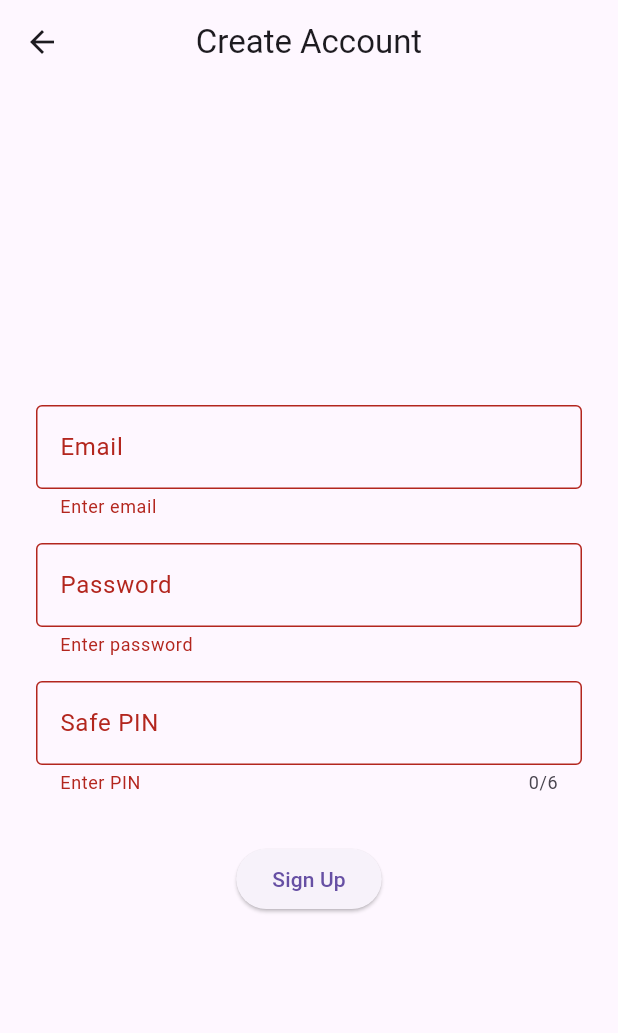
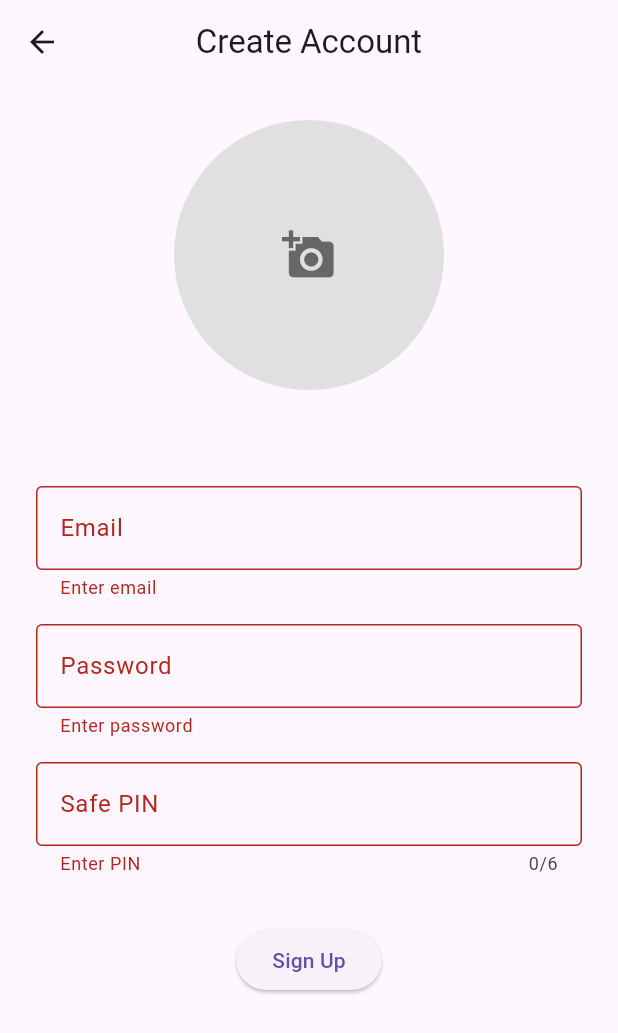
Before and after one commit to Hansenyao/locktalk_app, a Flutter app: the SignupPage screen opened by its route, after a tap on "Sign Up", on a phone screen of 412 x 824 dp. Shown: the top 1033 px of the screen. Run offline on Flutter 3.47's test engine with Material 3 defaults, Android fonts, the phone set to English and light mode, and no system bars; our stand-ins replace cloud_firestore, firebase_auth, firebase_core, firebase_storage, image_picker; missing offline and left inert: firebase_ui_auth, pointycastle; accounts and stored records are empty.

Commit message:
add avator widget

```diff
--- a/lib/pages/signin_page.dart
+++ b/lib/pages/signin_page.dart
@@ -29,7 +29,7 @@ class _SigninPageState extends State<SigninPage> {
   void handleSignIn(BuildContext context) async {
     if (_formKey.currentState!.validate()) {
       try {
-        User? user = await firebase_signIn(
+        User? user = await firebaseSignIn(
           _emailController.text,
           _passwordController.text,
         );
--- a/lib/pages/signup_page.dart
+++ b/lib/pages/signup_page.dart
@@ -1,7 +1,10 @@
+import 'dart:io';
 import 'package:flutter/material.dart';
 import 'package:firebase_auth/firebase_auth.dart';
+import 'package:image_picker/image_picker.dart';
 import 'package:locktalk_app/crypto/ecc.dart';
 import 'package:locktalk_app/models/contact.dart';
+import 'package:locktalk_app/widgets/avatar_picker.dart';
 import 'package:locktalk_app/pages/routes.dart' as routes;
 import 'package:locktalk_app/firebase_functions.dart';
 
@@ -19,6 +22,9 @@ class _SignupPageState extends State<SignupPage> {
   final TextEditingController _passwordController = TextEditingController();
   final TextEditingController _pinController = TextEditingController();
 
+  File? _avatarFile;
+  bool _loading = false;
+
   void showError(BuildContext context, String message) {
     ScaffoldMessenger.of(context).showSnackBar(
       SnackBar(
@@ -30,7 +36,10 @@ class _SignupPageState extends State<SignupPage> {
   }
 
   void handleSignUp(BuildContext context) async {
-    if (_formKey.currentState!.validate()) {
+    if (!_formKey.currentState!.validate()) return;
+
+    setState(() => _loading = true);
+
     try {
       // Create keypair for user
       final pin = _pinController.text;
@@ -46,12 +55,16 @@ class _SignupPageState extends State<SignupPage> {
 
       // Success or failed
       if (user != null) {
+        // Upload avatar
+        final avatarUrl = await firebaseUploadAvatar(_avatarFile!, user.uid);
+
         // Add new user to firebase
         var newContact = Contact(
           userId: user.uid,
           name: user.displayName!,
           email: user.email!,
           pubkey: pubBase64,
+          avatarUrl: avatarUrl,
         );
 
         // Add new contact to firebase
@@ -65,7 +78,8 @@ class _SignupPageState extends State<SignupPage> {
     } catch (e) {
       if (!mounted) return;
       showError(context, "Sign up error: ${e.toString()}");
-      }
+    } finally {
+      if (mounted) setState(() => _loading = false);
     }
   }
 
@@ -73,9 +87,22 @@ class _SignupPageState extends State<SignupPage> {
   Widget build(BuildContext context) {
     return Scaffold(
       appBar: AppBar(title: Text('Create Account'), centerTitle: true),
-      body: Padding(
+      body: SingleChildScrollView(
         padding: const EdgeInsets.all(24.0),
-        child: Form(
+        child: Column(
+          children: [
+            // Avatar
+            AvatarPicker(
+              initialUrl: null,
+              onImagePicked: (file) {
+                _avatarFile = file;
+              },
+            ),
+
+            SizedBox(height: 64),
+
+            // User Sign Up Form
+            Form(
               key: _formKey,
               child: Column(
                 mainAxisAlignment: MainAxisAlignment.center,
@@ -104,7 +131,8 @@ class _SignupPageState extends State<SignupPage> {
                     ),
                     obscureText: true,
                     validator: (value) {
-                  if (value == null || value.isEmpty) return "Enter password";
+                      if (value == null || value.isEmpty)
+                        return "Enter password";
                       if (value.length < 6) return "Password too short";
                       return null;
                     },
@@ -127,13 +155,17 @@ class _SignupPageState extends State<SignupPage> {
                     },
                   ),
                   SizedBox(height: 32),
-              ElevatedButton(
+                  _loading
+                      ? CircularProgressIndicator()
+                      : ElevatedButton(
                           onPressed: () => handleSignUp(context),
                           child: Text("Sign Up"),
                         ),
                 ],
               ),
             ),
+          ],
+        ),
       ),
     );
   }
--- /dev/null
+++ b/lib/widgets/avatar_picker.dart
@@ -0,0 +1,105 @@
+import 'dart:io';
+import 'package:flutter/material.dart';
+import 'package:image_picker/image_picker.dart';
+
+class AvatarPicker extends StatefulWidget {
+  final String? initialUrl;
+  final void Function(File?) onImagePicked;
+  final double size;
+
+  const AvatarPicker({
+    super.key,
+    this.initialUrl,
+    required this.onImagePicked,
+    this.size = 90,
+  });
+
+  @override
+  State<AvatarPicker> createState() => _AvatarPickerState();
+}
+
+class _AvatarPickerState extends State<AvatarPicker> {
+  File? _selectedFile;
+  final ImagePicker _picker = ImagePicker();
+
+  // Select avatar photo from gallery
+  Future<void> _pickFromGallery() async {
+    final picked = await _picker.pickImage(
+      source: ImageSource.gallery,
+      maxWidth: 512,
+      maxHeight: 512,
+      imageQuality: 85,
+    );
+
+    if (picked != null) {
+      setState(() => _selectedFile = File(picked.path));
+      widget.onImagePicked(_selectedFile);
+    }
+  }
+
+  // Create a avator by taking a photo
+  Future<void> _takePhoto() async {
+    final picked = await _picker.pickImage(
+      source: ImageSource.camera,
+      maxWidth: 512,
+      maxHeight: 512,
+      imageQuality: 85,
+    );
+
+    if (picked != null) {
+      setState(() => _selectedFile = File(picked.path));
+      widget.onImagePicked(_selectedFile);
+    }
+  }
+
+  // Avatar source selection dialog
+  void _showSourceDialog() {
+    showDialog(
+      context: context,
+      builder: (_) => AlertDialog(
+        title: Text("Choose Avatar"),
+        content: Text("Select image from:"),
+        actions: [
+          TextButton(
+            onPressed: () {
+              Navigator.pop(context);
+              _pickFromGallery();
+            },
+            child: Text("Gallery"),
+          ),
+          TextButton(
+            onPressed: () {
+              Navigator.pop(context);
+              _takePhoto();
+            },
+            child: Text("Camera"),
+          ),
+        ],
+      ),
+    );
+  }
+
+  @override
+  Widget build(BuildContext context) {
+    final double size = widget.size;
+
+    return GestureDetector(
+      onTap: _showSourceDialog,
+      child: CircleAvatar(
+        radius: size,
+        backgroundColor: Colors.grey[300],
+
+        backgroundImage: _selectedFile != null
+            ? FileImage(_selectedFile!)
+            : (widget.initialUrl != null
+                      ? NetworkImage(widget.initialUrl!)
+                      : null)
+                  as ImageProvider<Object>?,
+
+        child: _selectedFile == null && widget.initialUrl == null
+            ? Icon(Icons.add_a_photo, size: size * 0.4, color: Colors.black54)
+            : null,
+      ),
+    );
+  }
+}
--- a/lib/widgets/message_view.dart
+++ b/lib/widgets/message_view.dart
@@ -30,6 +30,8 @@ class _MessageViewState extends State<MessageView> {
         userId,
       );
     }
+
+    if (!mounted) return;
 
     setState(() {
       chatList = chats;
--- a/pubspec.yaml
+++ b/pubspec.yaml
@@ -16,6 +16,8 @@ dependencies:
   crypto: ^3.0.7
   pointycastle: ^4.0.0
   provider: ^6.1.5+1
+  firebase_storage: ^13.0.4
+  image_picker: ^1.2.1
 
 dev_dependencies:
   flutter_test:
```
Also changed, not shown: lib/firebase_functions.dart (+18 -0 lines), lib/models/contact.dart (+10 -1 lines), lib/widgets/profile_view.dart (+11 -1 lines), pubspec.lock, 5 other files. Lines whose indentation alone changed are shown as unchanged.
